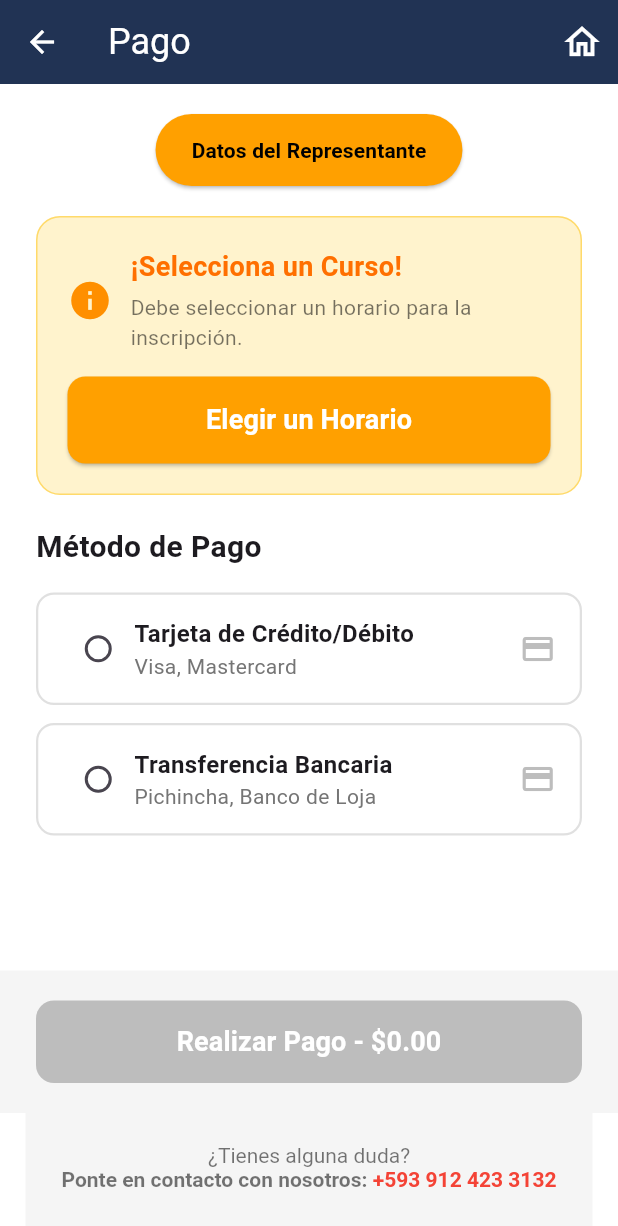
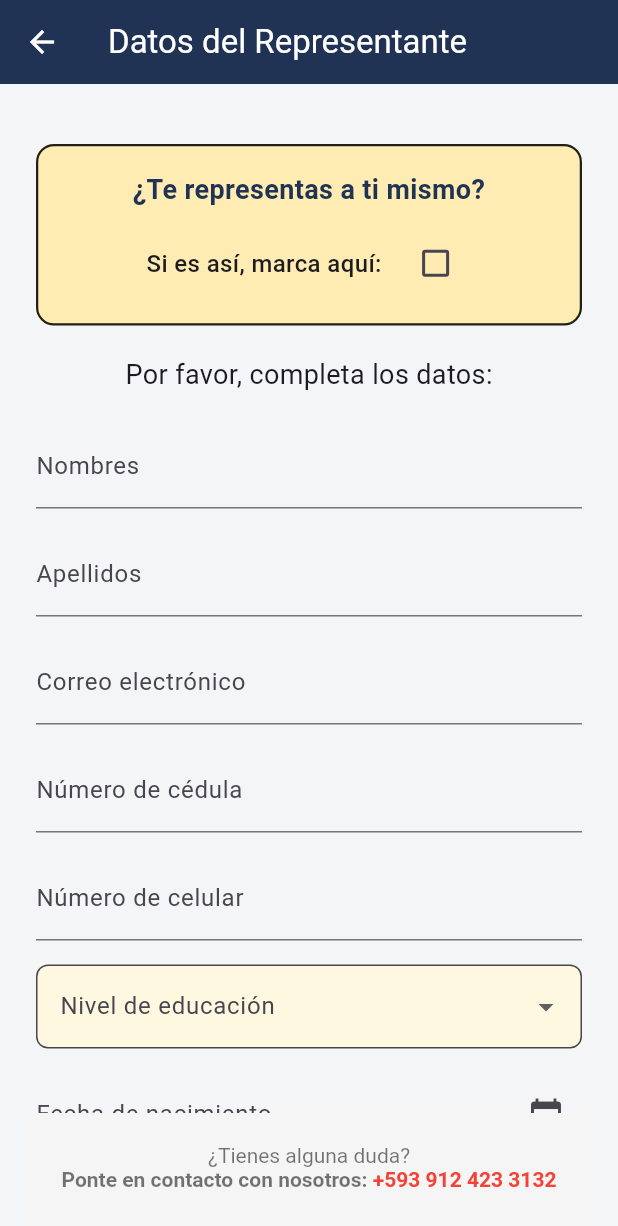
Before and after one commit to CristianJ23/fine-tuned-english, a Flutter app: the PaymentPage screen opened directly, after a tap on "Datos del Representante", on a phone screen of 412 x 824 dp. Shown: the top 1226 px of the screen. Run offline on Flutter 3.47's test engine with Material 3 defaults, Android fonts, the phone set to English and light mode, and no system bars; our stand-ins replace table_calendar.

Commit message:
datos represetnatnte

```diff
--- /dev/null
+++ b/FineTunedEnglish/app/lib/presentation/models/representative.dart
@@ -0,0 +1,19 @@
+class Representative {
+  final String firstName;
+  final String lastName;
+  final String email;
+  final String idNumber;
+  final String phone;
+  final String educationLevel;
+  final DateTime birthDate;
+
+  Representative({
+    required this.firstName,
+    required this.lastName,
+    required this.email,
+    required this.idNumber,
+    required this.phone,
+    required this.educationLevel,
+    required this.birthDate,
+  });
+}
--- a/FineTunedEnglish/app/lib/presentation/pages/payment_page.dart
+++ b/FineTunedEnglish/app/lib/presentation/pages/payment_page.dart
@@ -2,6 +2,7 @@ import 'package:flutter/material.dart';
 import 'schedule_page.dart';
 import 'confirmation_page.dart';
 import '../widgets/shared_footer.dart';
+import 'representative_est_info.dart';
 
 class PaymentPage extends StatefulWidget {
   const PaymentPage({super.key});
@@ -84,7 +85,12 @@ class _PaymentPageState extends State<PaymentPage> {
       mainAxisAlignment: MainAxisAlignment.center,
       children: [
         ElevatedButton(
-          onPressed: () {},
+          onPressed: () {
+            Navigator.push(
+              context,
+              MaterialPageRoute(builder: (context) => RepresentativeFormPage()),
+            );
+          },
           style: ElevatedButton.styleFrom(
             backgroundColor: Colors.amber[700],
             shape: RoundedRectangleBorder(borderRadius: BorderRadius.circular(30)),
--- /dev/null
+++ b/FineTunedEnglish/app/lib/presentation/pages/representative_est_info.dart
@@ -0,0 +1,269 @@
+import 'package:flutter/material.dart';
+import '../services/representative_service.dart';
+import '../widgets/shared_footer.dart';
+
+class RepresentativeFormPage extends StatefulWidget {
+  const RepresentativeFormPage({super.key});
+
+  @override
+  State<RepresentativeFormPage> createState() => _RepresentativeFormPageState();
+}
+
+class _RepresentativeFormPageState extends State<RepresentativeFormPage> {
+  final _formKey = GlobalKey<FormState>();
+
+  final _firstNameController = TextEditingController();
+  final _lastNameController = TextEditingController();
+  final _emailController = TextEditingController();
+  final _idNumbreController = TextEditingController();
+  final _phoneController = TextEditingController();
+  final _educationLevelController = TextEditingController();
+  final _birthDateController = TextEditingController();
+  final _dateController = TextEditingController();
+
+  final RepresentativeService _representativeService = RepresentativeService();
+
+  bool _isChecked = false;
+  String? _selectedEducation;
+
+  @override
+  void dispose() {
+    _firstNameController.dispose();
+    _lastNameController.dispose();
+    _emailController.dispose();
+    _idNumbreController.dispose();
+    _phoneController.dispose();
+    _educationLevelController.dispose();
+    _birthDateController.dispose();
+    _dateController.dispose();
+    super.dispose();
+  }
+
+  void _onCheckboxChanged(bool? value) async {
+    setState(() {
+      _isChecked = value ?? false;
+    });
+
+    if (_isChecked) {
+      final representative = await _representativeService.getCurrentRepresentative();
+      setState(() {
+        _firstNameController.text = representative.firstName;
+        _lastNameController.text = representative.lastName;
+        _emailController.text = representative.email;
+        _idNumbreController.text = representative.idNumber;
+        _phoneController.text = representative.phone;
+        _selectedEducation = representative.educationLevel;
+        _birthDateController.text = representative.birthDate != null
+            ? '${representative.birthDate!.day}/${representative.birthDate!.month}/${representative.birthDate!.year}'
+            : '';
+      });
+    } else {
+      setState(() {
+        _firstNameController.clear();
+        _lastNameController.clear();
+        _emailController.clear();
+        _idNumbreController.clear();
+        _phoneController.clear();
+        _selectedEducation = null;
+        _birthDateController.clear();
+      });
+    }
+  }
+
+  void _submitForm() {
+    if (_formKey.currentState!.validate()) {
+      ScaffoldMessenger.of(context).showSnackBar(
+        const SnackBar(content: Text('Formulario enviado')),
+      );
+      Navigator.pop(context);
+    }
+  }
+
+  Future<void> _selectDate() async {
+    final DateTime? picked = await showDatePicker(
+      context: context,
+      initialDate: DateTime(2000, 1),
+      firstDate: DateTime(1900),
+      lastDate: DateTime.now(),
+      builder: (context, child) {
+        return Theme(
+          data: Theme.of(context).copyWith(
+            colorScheme: ColorScheme.light(
+              primary: Colors.amber[700]!,
+              onPrimary: Colors.white,
+              onSurface: Colors.black,
+            ),
+          ),
+          child: child!,
+        );
+      },
+    );
+    if (picked != null) {
+      setState(() {
+        _birthDateController.text = "${picked.toLocal()}".split(' ')[0];
+      });
+    }
+  }
+
+  Widget _buildRepresentativeSelector() {
+    return Container(
+      margin: const EdgeInsets.only(top: 16),
+      padding: const EdgeInsets.all(16),
+      decoration: BoxDecoration(
+        color: Colors.amber[100],
+        borderRadius: BorderRadius.circular(12),
+        border: Border.all(color: Colors.black87, width: 1.5),
+      ),
+      child: Column(
+        crossAxisAlignment: CrossAxisAlignment.center,
+        children: [
+          const Text(
+            '¿Te representas a ti mismo?',
+            style: TextStyle(
+              fontSize: 18,
+              fontWeight: FontWeight.bold,
+              color: Color(0xFF213354),
+            ),
+            textAlign: TextAlign.center,
+          ),
+          const SizedBox(height: 12),
+          Row(
+            mainAxisAlignment: MainAxisAlignment.center,
+            children: [
+              const Text(
+                'Si es así, marca aquí:',
+                style: TextStyle(fontSize: 16, fontWeight: FontWeight.w500),
+              ),
+              const SizedBox(width: 12),
+              Theme(
+                data: Theme.of(context).copyWith(
+                  unselectedWidgetColor: Colors.black,
+                ),
+                child: Checkbox(
+                  value: _isChecked,
+                  activeColor: Colors.orange,
+                  checkColor: Colors.white,
+                  onChanged: _onCheckboxChanged,
+                ),
+              ),
+            ],
+          ),
+        ],
+      ),
+    );
+  }
+
+  @override
+  Widget build(BuildContext context) {
+    return Scaffold(
+      appBar: AppBar(
+        title: const Text('Datos del Representante', style: TextStyle(color: Colors.white)),
+        backgroundColor: const Color(0xFF213354),
+        iconTheme: const IconThemeData(color: Colors.white),
+      ),
+      body: Column(
+        children: [
+          Expanded(
+            child: SingleChildScrollView(
+              padding: const EdgeInsets.all(24),
+              child: Form(
+                key: _formKey,
+                child: SingleChildScrollView(
+                child: Column(
+                  children: [
+                    _buildRepresentativeSelector(),
+                    const SizedBox(height: 20),
+                    const Text('Por favor, completa los datos:', style: TextStyle(fontSize: 18)),
+                    const SizedBox(height: 20),
+
+                    TextFormField(
+                      controller: _firstNameController,
+                      decoration: const InputDecoration(labelText: 'Nombres'),
+                      validator: (value) => value == null || value.isEmpty ? 'Este campo es requerido' : null,
+                    ),
+                    const SizedBox(height: 16),
+
+                    TextFormField(
+                      controller: _lastNameController,
+                      decoration: const InputDecoration(labelText: 'Apellidos'),
+                      validator: (value) => value == null || value.isEmpty ? 'Este campo es requerido' : null,
+                    ),
+                    const SizedBox(height: 16),
+
+                    TextFormField(
+                      controller: _emailController,
+                      decoration: const InputDecoration(labelText: 'Correo electrónico'),
+                      keyboardType: TextInputType.emailAddress,
+                      validator: (value) => value == null || !value.contains('@') ? 'Correo inválido' : null,
+                    ),
+                    const SizedBox(height: 16),
+
+                    TextFormField(
+                      controller: _idNumbreController,
+                      decoration: const InputDecoration(labelText: 'Número de cédula'),
+                      keyboardType: TextInputType.number,
+                      validator: (value) => value == null || value.isEmpty ? 'Este campo es requerido' : null,
+                    ),
+                    const SizedBox(height: 16),
+
+                    TextFormField(
+                      controller: _phoneController,
+                      decoration: const InputDecoration(labelText: 'Número de celular'),
+                      keyboardType: TextInputType.phone,
+                      validator: (value) => value == null || value.isEmpty ? 'Este campo es requerido' : null,
+                    ),
+                    const SizedBox(height: 16),
+
+                    DropdownButtonFormField<String>(
+                      value: _selectedEducation,
+                      decoration: InputDecoration(
+                        labelText: 'Nivel de educación',
+                        filled: true,
+                        fillColor: Colors.amber[50],
+                        border: OutlineInputBorder(borderRadius: BorderRadius.circular(8)),
+                      ),
+                      items: const [
+                        DropdownMenuItem(value: 'Primaria', child: Text('Primaria')),
+                        DropdownMenuItem(value: 'Secundaria', child: Text('Secundaria')),
+                        DropdownMenuItem(value: 'Bachillerato', child: Text('Bachillerato')),
+                        DropdownMenuItem(value: 'Universitaria', child: Text('Universitaria')),
+                        DropdownMenuItem(value: 'Postgrado', child: Text('Postgrado')),
+                      ],
+                      onChanged: (value) => setState(() => _selectedEducation = value),
+                      validator: (value) => value == null ? 'Seleccione un nivel' : null,
+                    ),
+                    const SizedBox(height: 16),
+
+                    GestureDetector(
+                      onTap: _selectDate,
+                      child: AbsorbPointer(
+                        child: TextFormField(
+                          controller: _birthDateController,
+                          readOnly: true,
+                          decoration: const InputDecoration(
+                            labelText: 'Fecha de nacimiento',
+                            suffixIcon: Icon(Icons.calendar_today),
+                          ),
+                          validator: (value) => value == null || value.isEmpty ? 'Seleccione una fecha' : null,
+                        ),
+                      ),
+                    ),
+                    const SizedBox(height: 30),
+
+                    ElevatedButton(
+                      onPressed: _submitForm,
+                      child: const Text('Enviar'),
+                    ),
+                    const SizedBox(height: 40),
+                  ],
+                ),
+                ),
+              ),
+            ),
+          ),
+          const SharedFooter(),
+        ],
+      ),
+    );
+  }
+}
```
Also changed, not shown: FineTunedEnglish/app/lib/presentation/services/representative_service.dart (added, +17 -0 lines), 1 other file.
